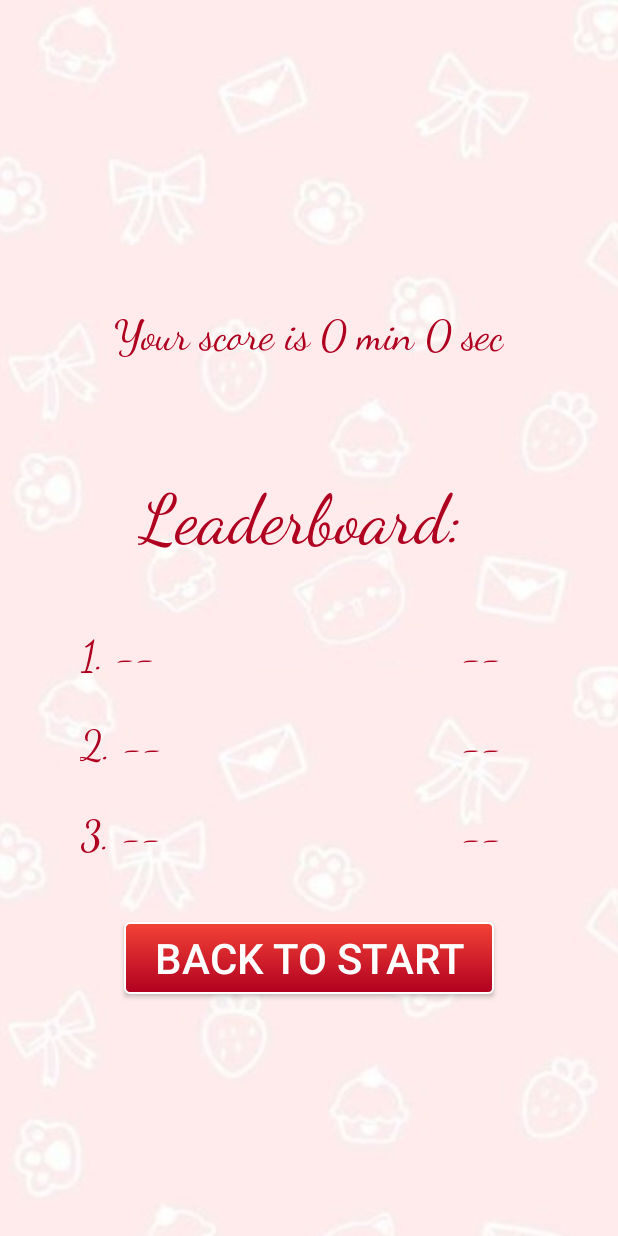
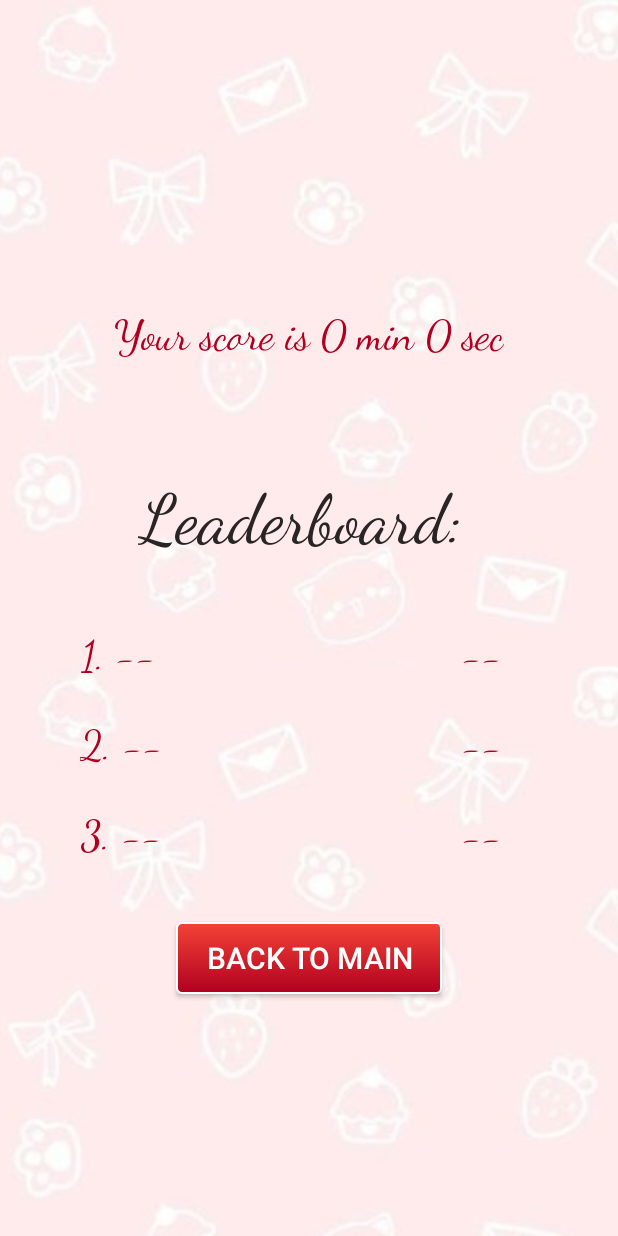
Before and after one commit to lupingsu236/GDipSA-Android-Java-Project, an Android app: the EndGameActivity screen opened directly, with no data from a screen before it, after a tap on "LEADERBOARD:", on a phone screen of 412 x 824 dp. Run offline under Robolectric (Android 15) with nearby library versions, the phone set to English and light mode, and no system bars.

Commit message:
limit nameinput for leaderboard to 10chars, slight changes to leaderboard UI

```diff
--- a/app/src/main/res/layout/activity_leaderboard.xml
+++ b/app/src/main/res/layout/activity_leaderboard.xml
@@ -12,7 +12,8 @@
         android:scaleType="centerCrop"
         android:src="@drawable/app_background_image"
         tools:layout_editor_absoluteX="0dp"
-        tools:layout_editor_absoluteY="0dp" />
+        tools:layout_editor_absoluteY="0dp"
+        android:contentDescription="background"/>
 
     <TextView
         android:id="@+id/yourScore"
@@ -35,30 +36,31 @@
         android:layout_width="wrap_content"
         android:layout_height="wrap_content"
         android:layout_marginBottom="10dp"
+        android:fontFamily="cursive"
         android:text="@string/leaderboard"
+        android:textColor="#292525"
         android:textSize="46sp"
         app:layout_constraintBottom_toTopOf="@+id/firstName"
         app:layout_constraintEnd_toEndOf="parent"
         app:layout_constraintHorizontal_bias="0.5"
         app:layout_constraintStart_toStartOf="parent"
         app:layout_constraintTop_toTopOf="parent"
-        app:layout_constraintVertical_bias="0.90"
-        android:textColor="@color/design_default_color_error"
-        android:fontFamily="cursive"/>
+        app:layout_constraintVertical_bias="0.90" />
 
     <TextView
         android:id="@+id/firstName"
         android:layout_width="wrap_content"
         android:layout_height="wrap_content"
         android:layout_marginBottom="370dp"
+        android:fontFamily="cursive"
         android:text="@string/placeholder"
+        android:textAlignment="viewStart"
+        android:textColor="@color/design_default_color_error"
         android:textSize="28sp"
         app:layout_constraintBottom_toBottomOf="parent"
         app:layout_constraintEnd_toEndOf="parent"
         app:layout_constraintHorizontal_bias="0.15"
-        app:layout_constraintStart_toStartOf="parent"
-        android:textColor="@color/design_default_color_error"
-        android:fontFamily="cursive"/>
+        app:layout_constraintStart_toStartOf="parent" />
 
     <TextView
         android:id="@+id/firstTime"
@@ -79,14 +81,15 @@
         android:layout_width="wrap_content"
         android:layout_height="wrap_content"
         android:layout_marginBottom="310dp"
+        android:fontFamily="cursive"
         android:text="@string/placeholder"
+        android:textAlignment="viewStart"
+        android:textColor="@color/design_default_color_error"
         android:textSize="28sp"
         app:layout_constraintBottom_toBottomOf="parent"
         app:layout_constraintEnd_toEndOf="parent"
         app:layout_constraintHorizontal_bias="0.15"
-        app:layout_constraintStart_toStartOf="parent"
-        android:textColor="@color/design_default_color_error"
-        android:fontFamily="cursive"/>
+        app:layout_constraintStart_toStartOf="parent" />
 
     <TextView
         android:id="@+id/secondTime"
@@ -107,14 +110,15 @@
         android:layout_width="wrap_content"
         android:layout_height="wrap_content"
         android:layout_marginBottom="250dp"
+        android:fontFamily="cursive"
         android:text="@string/placeholder"
+        android:textAlignment="viewStart"
+        android:textColor="@color/design_default_color_error"
         android:textSize="28sp"
         app:layout_constraintBottom_toBottomOf="parent"
         app:layout_constraintEnd_toEndOf="parent"
         app:layout_constraintHorizontal_bias="0.15"
-        app:layout_constraintStart_toStartOf="parent"
-        android:textColor="@color/design_default_color_error"
-        android:fontFamily="cursive"/>
+        app:layout_constraintStart_toStartOf="parent" />
 
     <TextView
         android:id="@+id/thirdTime"
@@ -135,8 +139,8 @@
         android:layout_width="wrap_content"
         android:layout_height="wrap_content"
         android:paddingHorizontal="20sp"
-        android:text="Back To Start"
-        android:textSize="28sp"
+        android:text="@string/back_to_start"
+        android:textSize="20sp"
         android:textColor="@color/white"
         android:background="@drawable/start_button_shape"
         app:layout_constraintBottom_toBottomOf="parent"
--- a/app/src/main/res/layout/dialog_top3.xml
+++ b/app/src/main/res/layout/dialog_top3.xml
@@ -34,7 +34,8 @@
         android:text="@string/player"
         android:textAlignment="center"
         android:textColor="#555454"
-        android:textSize="18sp" />
+        android:textSize="18sp"
+        android:maxLength="10"/>
 
 
 </LinearLayout>
--- a/app/src/main/res/values/strings.xml
+++ b/app/src/main/res/values/strings.xml
@@ -10,7 +10,7 @@
     <string name="play">Play!</string>
     <string name="difficulty">difficulty</string>
     <string name="congrats">Congratulations!!</string>
-    <string name="back_to_start">Back to start</string>
+    <string name="back_to_start">Back to main</string>
     <string name="select_difficulty">Please select a difficulty before starting</string>
     <string name="matches">Matches</string>
     <string name="timer">0:00</string>
```
Also changed, not shown: app/src/main/res/layout/dialog_leaderboardentry.xml (deleted, +0 -20 lines).
